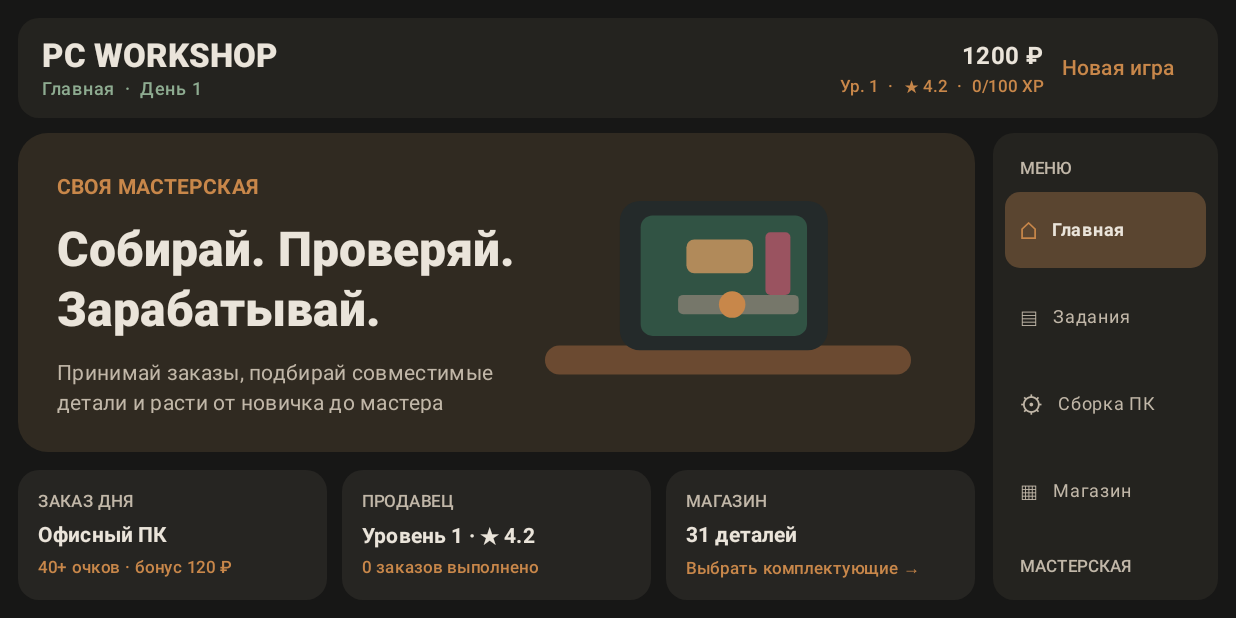
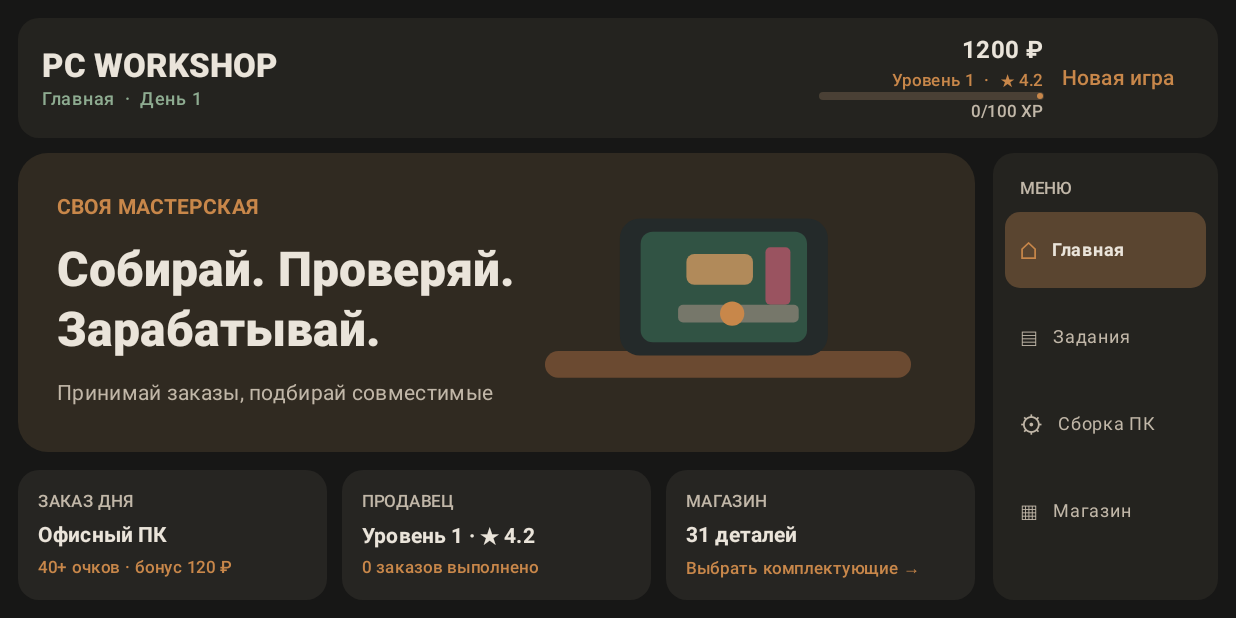
Before and after one commit to zxcrixd/pcsim, an Android app built with Jetpack Compose: the composable App shown on its own in the app's theme, on a phone screen of 824 x 412 dp (held sideways). Run offline under Robolectric (Android 15) with nearby library versions, the phone set to English and light mode, and no system bars.

Commit message:
fix(ui): constrain horizontal content and handle case upgrades

```diff
--- a/composeApp/src/commonMain/kotlin/com/zxcrixd/pcsim/ui/App.kt
+++ b/composeApp/src/commonMain/kotlin/com/zxcrixd/pcsim/ui/App.kt
@@ -20,6 +20,7 @@ import androidx.compose.material3.Button
 import androidx.compose.material3.Card
 import androidx.compose.material3.CardDefaults
 import androidx.compose.material3.FilterChip
+import androidx.compose.material3.LinearProgressIndicator
 import androidx.compose.material3.MaterialTheme
 import androidx.compose.material3.OutlinedButton
 import androidx.compose.material3.Surface
@@ -65,13 +66,21 @@ fun App() {
         Surface(Modifier.fillMaxSize(), color = MaterialTheme.colorScheme.background) {
             Column(Modifier.fillMaxSize().padding(12.dp), verticalArrangement = Arrangement.spacedBy(10.dp)) {
                 Header(game, page) { game.reset(); selectedPart = null; page = Page.HOME }
-                Row(Modifier.fillMaxSize(), horizontalArrangement = Arrangement.spacedBy(12.dp)) {
+                Row(Modifier.fillMaxWidth().weight(1f), horizontalArrangement = Arrangement.spacedBy(12.dp)) {
                     Box(Modifier.weight(1f).fillMaxSize()) {
                         when (page) {
                             Page.HOME -> HomePage(game) { page = it }
                             Page.TASKS -> TasksPage(game) { task -> game.acceptTask(task); page = Page.BUILD }
                             Page.BUILD -> BuildPage(game, selectedPart) { selectedPart = null }
-                            Page.SHOP -> ShopPage(game, selectedPart) { selectedPart = it; page = Page.BUILD }
+                            Page.SHOP -> ShopPage(game, selectedPart) { part ->
+                                if (part.type == PartType.CASE) {
+                                    game.install(part)
+                                    selectedPart = null
+                                } else {
+                                    selectedPart = part
+                                    page = Page.BUILD
+                                }
+                            }
                         }
                     }
                     Navigation(page) { page = it }
@@ -93,7 +102,14 @@ private fun Header(game: GameState, page: Page, onReset: () -> Unit) {
         }
         Column(horizontalAlignment = Alignment.End) {
             Text("${game.money} ₽", style = MaterialTheme.typography.titleMedium, fontWeight = FontWeight.Bold)
-            Text("Ур. ${game.sellerLevel}  ·  ★ ${game.rating.toString().take(3)}  ·  ${game.sellerXp % 100}/100 XP", style = MaterialTheme.typography.labelSmall, color = MaterialTheme.colorScheme.primary)
+            Text("Уровень ${game.sellerLevel}  ·  ★ ${game.rating.toString().take(3)}", style = MaterialTheme.typography.labelSmall, color = MaterialTheme.colorScheme.primary)
+            LinearProgressIndicator(
+                progress = (game.sellerXp % 100) / 100f,
+                modifier = Modifier.width(150.dp).height(5.dp),
+                color = MaterialTheme.colorScheme.primary,
+                trackColor = Color(0xFF4A4035)
+            )
+            Text("${game.sellerXp % 100}/100 XP", style = MaterialTheme.typography.labelSmall, color = MaterialTheme.colorScheme.onSurfaceVariant)
         }
         TextButton(onClick = onReset) { Text("Новая игра") }
     }
@@ -148,14 +164,15 @@ private fun HomePage(game: GameState, onNavigate: (Page) -> Unit) {
 @Composable
 private fun WorkshopIllustration(modifier: Modifier = Modifier) {
     androidx.compose.foundation.Canvas(modifier) {
-        val w = size.width; val h = size.height
-        drawRoundRect(Color(0xFF6B4A31), androidx.compose.ui.geometry.Offset(w*.06f,h*.72f), androidx.compose.ui.geometry.Size(w*.88f,h*.12f), androidx.compose.ui.geometry.CornerRadius(16f))
-        drawRoundRect(Color(0xFF242A2A), androidx.compose.ui.geometry.Offset(w*.24f,h*.12f), androidx.compose.ui.geometry.Size(w*.5f,h*.62f), androidx.compose.ui.geometry.CornerRadius(20f))
-        drawRoundRect(Color(0xFF315344), androidx.compose.ui.geometry.Offset(w*.29f,h*.18f), androidx.compose.ui.geometry.Size(w*.4f,h*.5f), androidx.compose.ui.geometry.CornerRadius(12f))
-        drawRoundRect(Color(0xFFB18A5A), androidx.compose.ui.geometry.Offset(w*.40f,h*.28f), androidx.compose.ui.geometry.Size(w*.16f,h*.14f), androidx.compose.ui.geometry.CornerRadius(8f))
-        drawRoundRect(Color(0xFF9A5360), androidx.compose.ui.geometry.Offset(w*.59f,h*.25f), androidx.compose.ui.geometry.Size(w*.06f,h*.26f), androidx.compose.ui.geometry.CornerRadius(5f))
-        drawRoundRect(Color(0xFF76776A), androidx.compose.ui.geometry.Offset(w*.38f,h*.51f), androidx.compose.ui.geometry.Size(w*.29f,h*.08f), androidx.compose.ui.geometry.CornerRadius(5f))
-        drawCircle(Color(0xFFC8874A), h*.055f, androidx.compose.ui.geometry.Offset(w*.51f,h*.55f))
+        val w = size.width
+        val h = size.height
+        drawRoundRect(Color(0xFF6B4A31), androidx.compose.ui.geometry.Offset(w * .06f, h * .72f), androidx.compose.ui.geometry.Size(w * .88f, h * .12f), androidx.compose.ui.geometry.CornerRadius(16f))
+        drawRoundRect(Color(0xFF242A2A), androidx.compose.ui.geometry.Offset(w * .24f, h * .12f), androidx.compose.ui.geometry.Size(w * .5f, h * .62f), androidx.compose.ui.geometry.CornerRadius(20f))
+        drawRoundRect(Color(0xFF315344), androidx.compose.ui.geometry.Offset(w * .29f, h * .18f), androidx.compose.ui.geometry.Size(w * .4f, h * .5f), androidx.compose.ui.geometry.CornerRadius(12f))
+        drawRoundRect(Color(0xFFB18A5A), androidx.compose.ui.geometry.Offset(w * .40f, h * .28f), androidx.compose.ui.geometry.Size(w * .16f, h * .14f), androidx.compose.ui.geometry.CornerRadius(8f))
+        drawRoundRect(Color(0xFF9A5360), androidx.compose.ui.geometry.Offset(w * .59f, h * .25f), androidx.compose.ui.geometry.Size(w * .06f, h * .26f), androidx.compose.ui.geometry.CornerRadius(5f))
+        drawRoundRect(Color(0xFF76776A), androidx.compose.ui.geometry.Offset(w * .38f, h * .51f), androidx.compose.ui.geometry.Size(w * .29f, h * .08f), androidx.compose.ui.geometry.CornerRadius(5f))
+        drawCircle(Color(0xFFC8874A), h * .055f, androidx.compose.ui.geometry.Offset(w * .51f, h * .55f))
     }
 }
 
```
